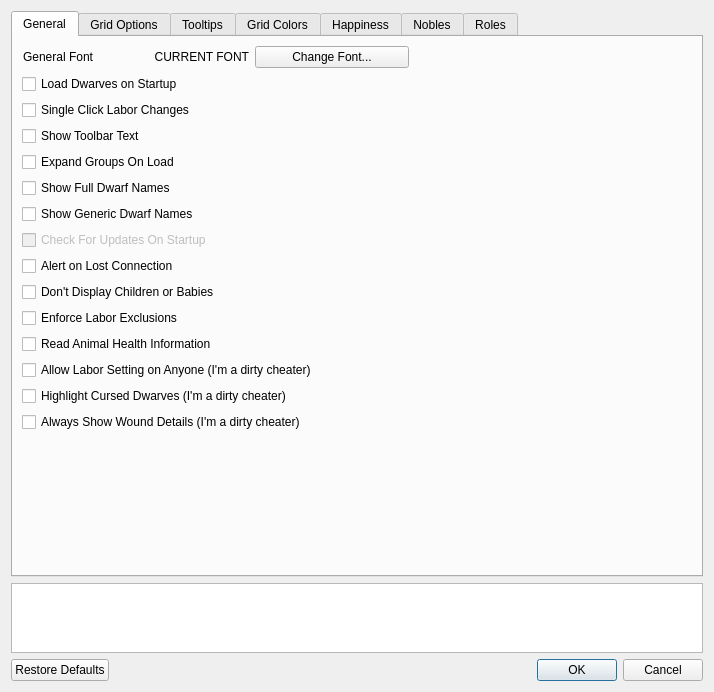
Dwarf-Therapist/Dwarf-Therapist, file ui/optionsmenu.ui: the form before one commit.
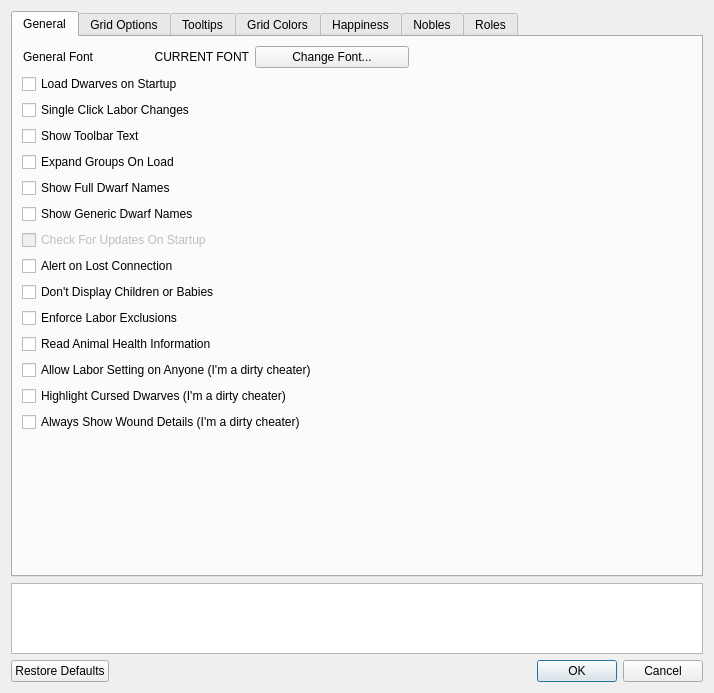
The form after the commit. Icons and pictures are not drawn.

The edit to the form file:
```diff
--- a/ui/optionsmenu.ui
+++ b/ui/optionsmenu.ui
@@ -10,7 +10,7 @@
     <x>0</x>
     <y>0</y>
     <width>714</width>
-    <height>670</height>
+    <height>693</height>
    </rect>
   </property>
   <property name="windowTitle">
```
Left out of the diff: 2 changed lines with no effect on the pictures.
